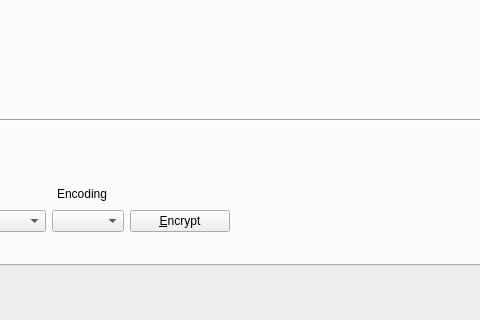
This is mainwindow.ui in redazzalpha/xkrypt as Qt 5 draws it before an edit; both pictures show x 238 to 718 and y 280 to 600 of the 800 by 600 pixel window. The edited form follows.
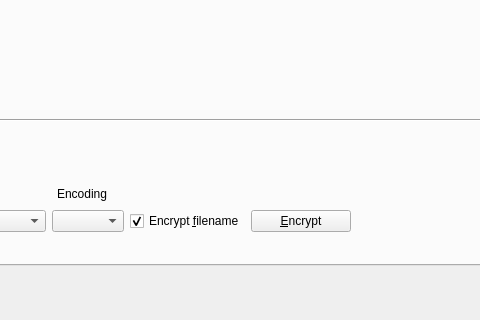
This is the edited form. The open tabs and pages were chosen to show the change. Icons and pictures are not drawn.

Commit message: add disable encrypt filename

The edit to the form file:
```diff
--- a/mainwindow.ui
+++ b/mainwindow.ui
@@ -857,6 +857,19 @@
            <item>
             <widget class="QComboBox" name="m_encTabFileEncodings"/>
            </item>
+           <item>
+            <widget class="QCheckBox" name="m_encTabFileEncFname">
+             <property name="text">
+              <string>Encrypt &amp;filename</string>
+             </property>
+             <property name="shortcut">
+              <string>Ctrl+F</string>
+             </property>
+             <property name="checked">
+              <bool>true</bool>
+             </property>
+            </widget>
+           </item>
            <item>
             <widget class="QPushButton" name="m_encTabFileEncrypt">
              <property name="minimumSize">
```
Left out of the diff: 13 changed lines with no effect on the pictures. The commit also changes 9 other files.
